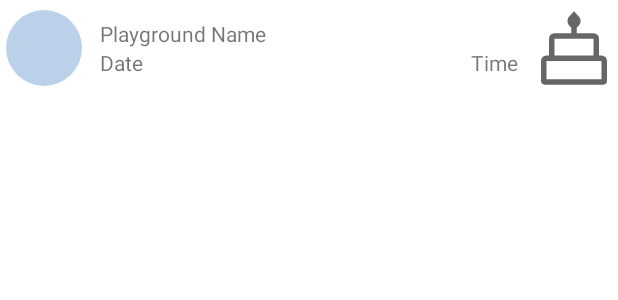
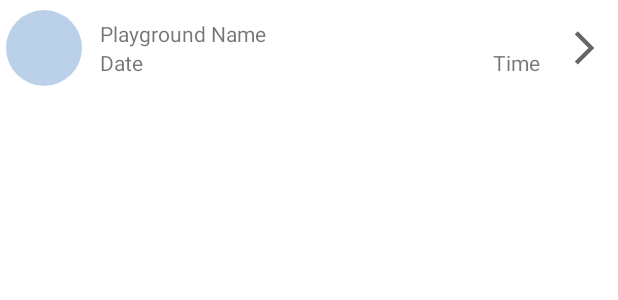
Before and after one commit to edoardocolella/SportTime, an Android app: the layout reservation_item_layout.xml on its own in the app's theme, with its tools: preview values and no code run, on a phone screen of 412 x 824 dp. Shown: the top 300 px of the screen. Run offline under Robolectric (Android 15) with nearby library versions, the phone set to English and light mode, and no system bars.

Commit message:
added icons and info display for reservation item

```diff
--- a/app/src/main/java/com/example/polito_mad_01/ui/Reservations.kt
+++ b/app/src/main/java/com/example/polito_mad_01/ui/Reservations.kt
@@ -109,8 +109,6 @@ class Reservations : Fragment(R.layout.fragment_reservations) {
 
                 vm.getUserReservations(1).observe(viewLifecycleOwner) { list ->
                     val formattedDate = data.date.format(DateTimeFormatter.ofPattern("yyyy-MM-dd"))
-                    println("formattedDate: $formattedDate")
-                    println(list)
                     if(list.map { it.slot.date }.contains(formattedDate)){
                         container.showBadge()
                     }
@@ -137,8 +135,6 @@ class Reservations : Fragment(R.layout.fragment_reservations) {
                             // If the user clicks the same date, clear selection.
                             selectedDate = null
                             calendarView.notifyDateChanged(currentSelection)
-
-                            // TODO: set recyclerview list empty
                             recyclerView.adapter = ReservationAdapter(listOf(), findNavController())
                         } else {
                             selectedDate = container.day.date
--- a/app/src/main/java/com/example/polito_mad_01/ui/ShowReservation.kt
+++ b/app/src/main/java/com/example/polito_mad_01/ui/ShowReservation.kt
@@ -9,6 +9,6 @@ class ShowReservation : Fragment(R.layout.fragment_show_reservation) {
     override fun onViewCreated(view: View, savedInstanceState: Bundle?) {
         super.onViewCreated(view, savedInstanceState)
 
-        view.findViewById<TextView>(R.id.playgroundName).text = savedInstanceState?.getString("test").toString()
+        view.findViewById<TextView>(R.id.playgroundName).text = requireArguments().getInt("slotID").toString()
     }
 }
--- a/app/src/main/java/com/example/polito_mad_01/ui/calendar/DayViewContainer.kt
+++ b/app/src/main/java/com/example/polito_mad_01/ui/calendar/DayViewContainer.kt
@@ -14,7 +14,6 @@ class DayViewContainer(view: View) : ViewContainer(view){
     lateinit var day: CalendarDay
 
     fun showBadge(){
-        println("Chaiamto")
         textView.setCompoundDrawablesRelativeWithIntrinsicBounds(0,0,0,R.drawable.calendar_badge)
     }
 }
--- /dev/null
+++ b/app/src/main/res/drawable/keyboard_arrow_right_48px.xml
@@ -0,0 +1,11 @@
+<vector xmlns:android="http://schemas.android.com/apk/res/android"
+    android:width="48dp"
+    android:height="48dp"
+    android:viewportWidth="960"
+    android:viewportHeight="960"
+    android:tint="?attr/colorControlNormal"
+    android:autoMirrored="true">
+  <path
+      android:fillColor="@android:color/white"
+      android:pathData="M375,720L332,677L530,479L332,281L375,238L616,479L375,720Z"/>
+</vector>
--- a/app/src/main/res/layout/reservation_item_layout.xml
+++ b/app/src/main/res/layout/reservation_item_layout.xml
@@ -11,7 +11,7 @@
 
     <ImageView
 
-        android:id="@+id/imageView"
+        android:id="@+id/reservationSportImage"
         android:layout_width="0dp"
         android:layout_height="64dp"
         android:padding="4dp"
@@ -29,7 +29,7 @@
         app:layout_constraintBottom_toBottomOf="parent"
         app:layout_constraintEnd_toEndOf="parent"
         app:layout_constraintHorizontal_weight="6"
-        app:layout_constraintStart_toEndOf="@+id/imageView"
+        app:layout_constraintStart_toEndOf="@+id/reservationSportImage"
         app:layout_constraintTop_toTopOf="parent">
 
         <LinearLayout
@@ -42,7 +42,7 @@
             android:paddingEnd="8dp"
             app:layout_constraintBottom_toBottomOf="parent"
             app:layout_constraintEnd_toStartOf="@id/arrowImage"
-            app:layout_constraintHorizontal_weight="5"
+            app:layout_constraintHorizontal_weight="7"
             app:layout_constraintStart_toStartOf="parent"
             app:layout_constraintTop_toTopOf="parent">
 
@@ -65,7 +65,7 @@
                     android:text="Date" />
 
                 <TextView
-                    android:id="@+id/textView5"
+                    android:id="@+id/reservationTime"
                     android:layout_width="wrap_content"
                     android:layout_height="wrap_content"
                     android:layout_weight="1"
@@ -84,7 +84,7 @@
             app:layout_constraintHorizontal_weight="1"
             app:layout_constraintStart_toEndOf="@id/linearLayout"
             app:layout_constraintTop_toTopOf="parent"
-            app:srcCompat="@drawable/cake_48px" />
+            app:srcCompat="@drawable/keyboard_arrow_right_48px" />
     </androidx.constraintlayout.widget.ConstraintLayout>
 
 </androidx.constraintlayout.widget.ConstraintLayout>
--- a/app/src/main/res/navigation/main_navigation.xml
+++ b/app/src/main/res/navigation/main_navigation.xml
@@ -11,7 +11,7 @@
         android:label="fragment_reservations"
         tools:layout="@layout/fragment_reservations" >
         <action
-            android:id="@+id/action_reservationsFragment_to_showReservationFragment2"
+            android:id="@+id/action_reservationsFragment_to_showReservationFragment"
             app:destination="@id/showReservationFragment2" />
     </fragment>
     <fragment
@@ -57,6 +57,9 @@
         <action
             android:id="@+id/action_showReservationFragment2_to_reservationsFragment"
             app:destination="@id/reservationsFragment" />
+        <argument
+            android:name="slotID"
+            app:argType="integer" />
     </fragment>
     <fragment android:id="@+id/placeholder" >
         <action
```
Also changed, not shown: app/src/main/java/com/example/polito_mad_01/adapters/ReservationAdapter.kt (+22 -17 lines), app/src/main/res/drawable/arrow_left_48px.xml (added, +11 -0 lines), app/src/main/res/drawable/arrow_right_48px.xml (added, +11 -0 lines), app/src/main/res/drawable/sports_basketball_48px.xml (added, +10 -0 lines), app/src/main/res/drawable/sports_soccer_48px.xml (added, +10 -0 lines), app/src/main/res/drawable/sports_tennis_48px.xml (added, +10 -0 lines), app/src/main/res/drawable/sports_volleyball_48px.xml (added, +10 -0 lines).
